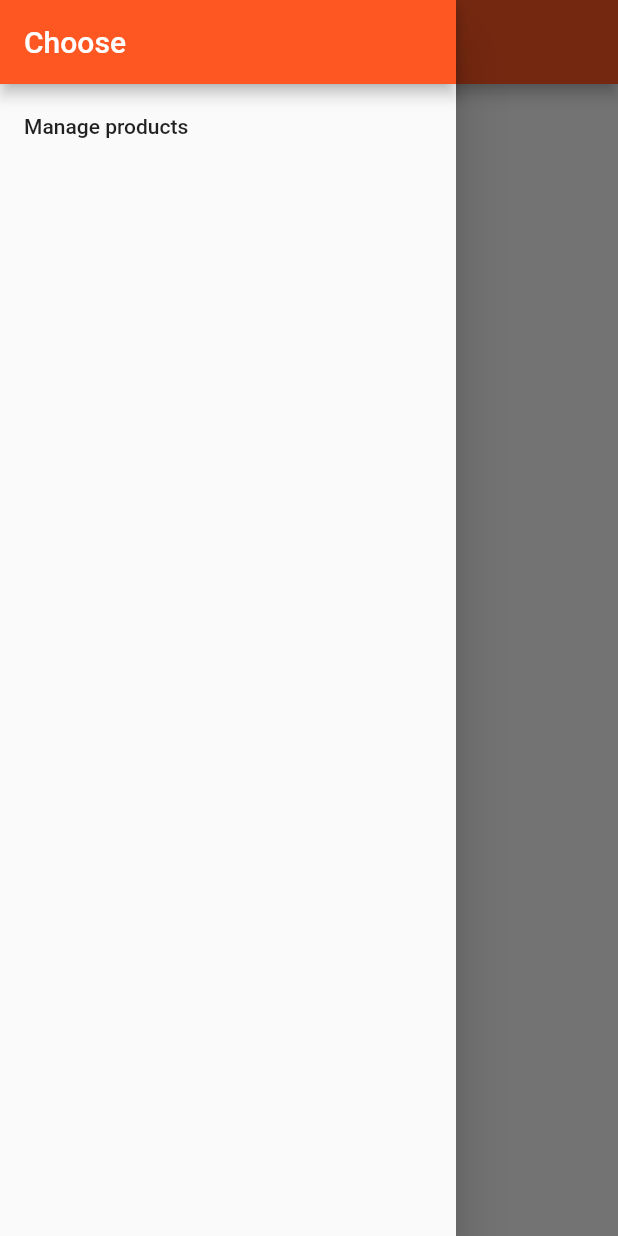
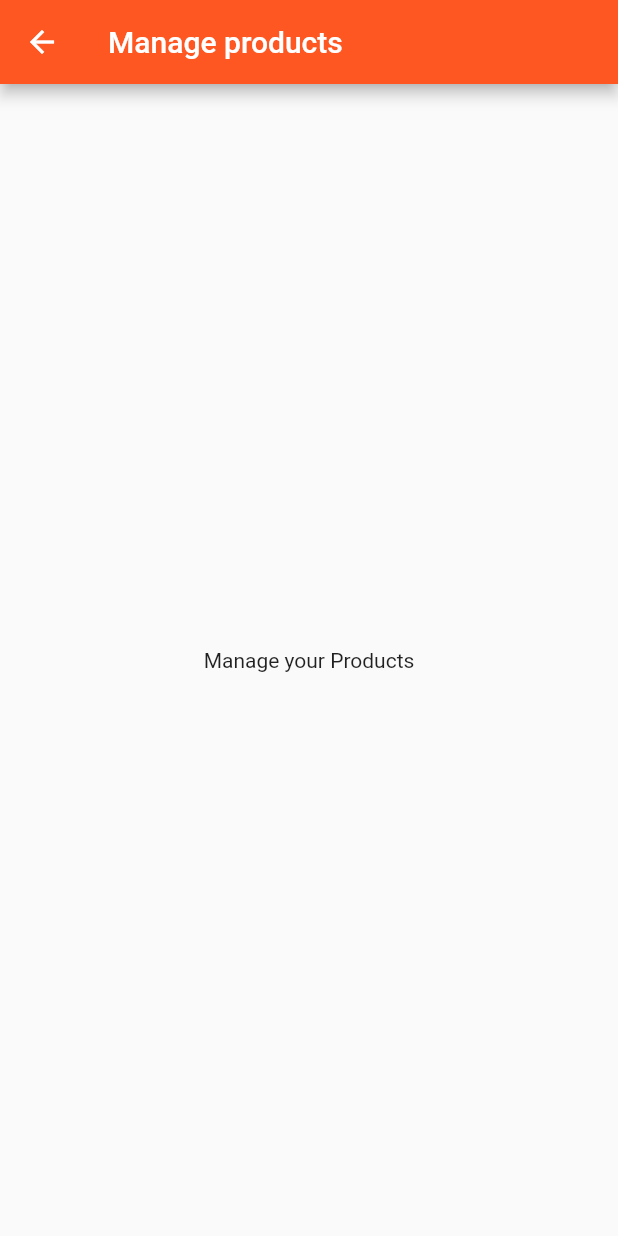
Before and after one commit to kostyaVyrodov/flutter-playground, a Flutter app: the ProductsPage screen opened directly, in the side drawer, after a tap on "Manage products", on a phone screen of 412 x 824 dp. Run offline on Flutter 3.47's test engine with Material 2 defaults, Android fonts, the phone set to English and light mode, and no system bars.

Commit message:
Add manage products page

```diff
--- /dev/null
+++ b/lib/pages/manage_products.dart
@@ -0,0 +1,15 @@
+import 'package:flutter/material.dart';
+
+class ManageProducts extends StatelessWidget {
+  @override
+  Widget build(BuildContext context) {
+    return Scaffold(
+      appBar: AppBar(
+        title: Text('Manage products'),
+      ),
+      body: Center(
+        child: Text('Manage your Products'),
+      ),
+    );
+  }
+}
--- a/lib/pages/products.dart
+++ b/lib/pages/products.dart
@@ -1,6 +1,7 @@
 import 'package:flutter/material.dart';
 
 import '../product_manager.dart';
+import './manage_products.dart';
 
 class ProductsPage extends StatelessWidget {
   @override
@@ -15,7 +16,14 @@ class ProductsPage extends StatelessWidget {
             ),
             ListTile(
               title: Text('Manage products'),
-              onTap: () {},
+              onTap: () {
+                Navigator.push(
+                  context,
+                  MaterialPageRoute(
+                    builder: (BuildContext context) => ManageProducts(),
+                  ),
+                );
+              },
             )
           ],
         ),
```
